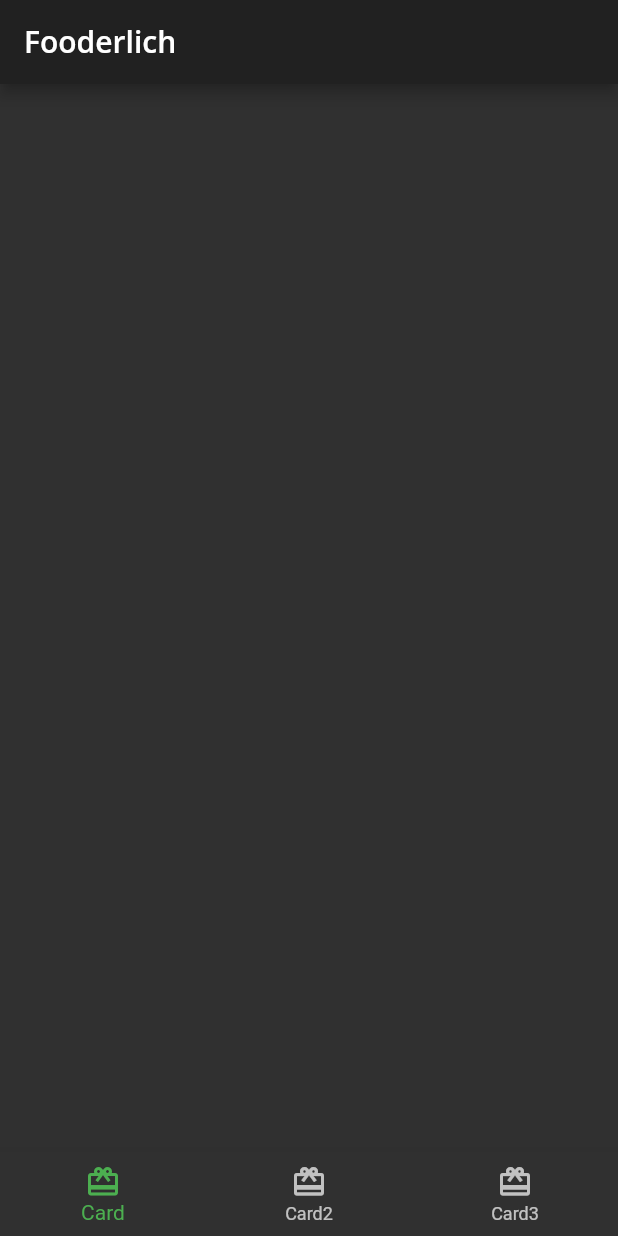
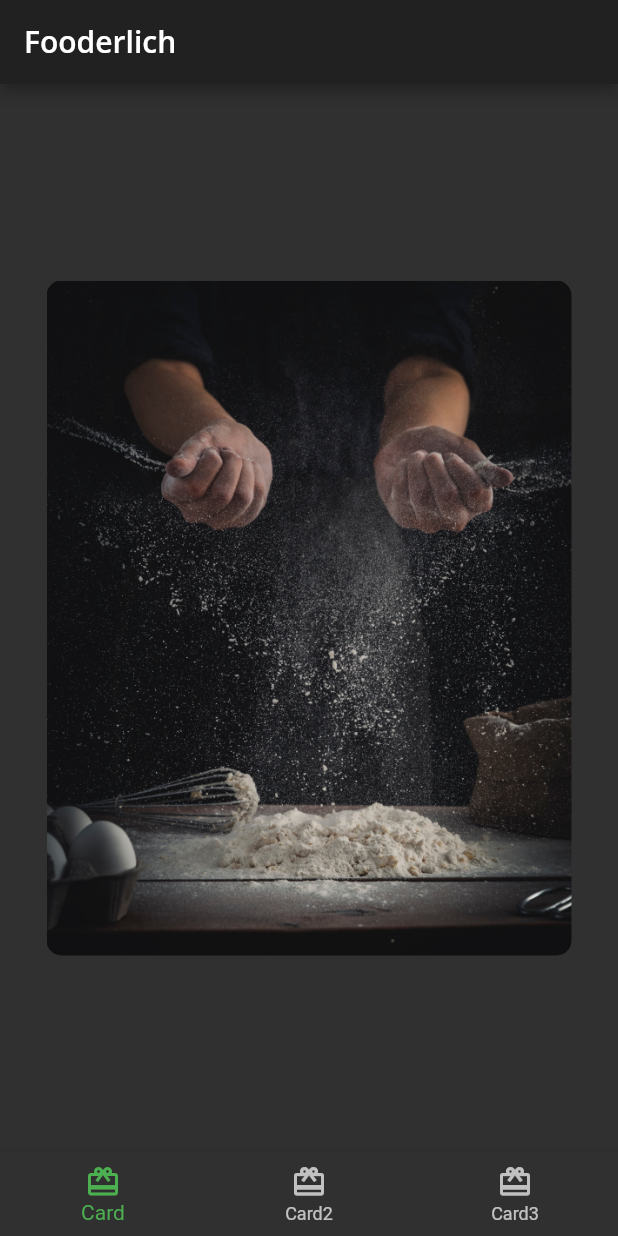
Before and after one commit to Mwita04/starter, a Flutter app: the screen it shows after launch, on a phone screen of 412 x 824 dp. Run offline on Flutter 3.47's test engine with Material 2 defaults, Android fonts, the phone set to English and light mode, and no system bars; our stand-ins replace google_fonts.

Commit message:
commit on master

```diff
--- a/lib/card1.dart
+++ b/lib/card1.dart
@@ -1,20 +1,46 @@
 import 'package:flutter/material.dart';
+import 'fooderlich_theme.dart';
 
 class Card1 extends StatelessWidget {
   const Card1({Key? key}) : super(key: key);
+
   // 1
   final String category = 'Editor\'s Choice';
+
+  final String chef = 'Ray Wenderlich';
+  final String description = 'Learn to make the perfect bread.';
   final String title = 'The Art of Dough';
-  final String description = 'Learn to make the perfect bread.';
-  final String chef = 'Ray Wenderlich';
 
   // 2
   @override
   Widget build(BuildContext context) {
     // 3
+    // ignore: prefer_const_constructors
     return Center(
       // TODO: Card1 Decorate Container
-      child: Container(),
+      child: Container(
+        // TODO: Add a stack of text
+
+        // 1
+        padding: const EdgeInsets.all(16),
+        // 2
+        constraints: const BoxConstraints.expand(
+          width: 350,
+          height: 450,
+        ),
+        // 3
+        decoration: const BoxDecoration(
+          // 4
+          image: DecorationImage(
+            // 5
+            image: AssetImage('assets/mag1.png'),
+            // 6
+            fit: BoxFit.cover,
+          ),
+          // 7
+          borderRadius: BorderRadius.all(Radius.circular(10.0)),
+        ),
+      ),
     );
   }
 }
```
